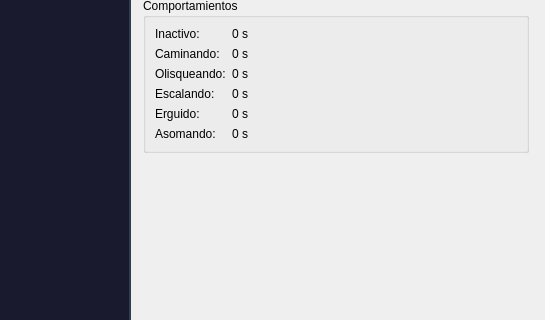
The window that gui/main_window.ui (S4H0ST/Computer-Vision-Mice-Tracking) describes before a commit, drawn with Qt 5; both pictures show x 655 to 1200 and y 209 to 529 of the 1200 by 822 pixel window.
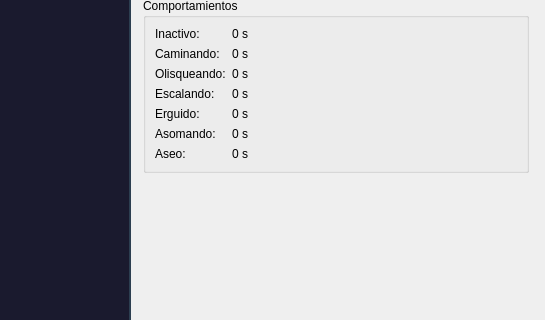
The same window after the commit. The open tabs and pages were chosen to show the change.

Commit message: feat: add grooming behaviour to detection panel and live stats

Diff of the .ui file:
```diff
--- a/gui/main_window.ui
+++ b/gui/main_window.ui
@@ -1261,6 +1261,20 @@
                  </property>
                 </widget>
                </item>
+               <item row="6" column="0">
+                <widget class="QLabel" name="s_lbl_beh_grooming">
+                 <property name="text">
+                  <string>Aseo:</string>
+                 </property>
+                </widget>
+               </item>
+               <item row="6" column="1">
+                <widget class="QLabel" name="lbl_beh_grooming">
+                 <property name="text">
+                  <string>0 s</string>
+                 </property>
+                </widget>
+               </item>
               </layout>
              </widget>
             </item>
```
The commit also changes 2 other files.
